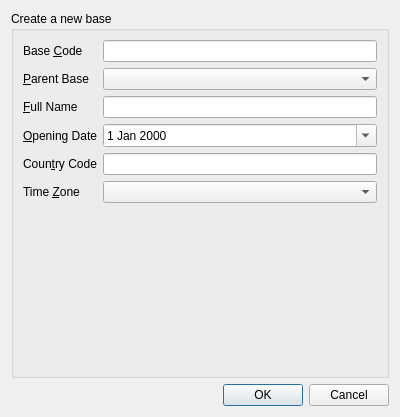
First picture: the form in H3/GUI/QtDesigns/CreateBaseBox.ui, repository MitaineDomise/H3, before the edit.
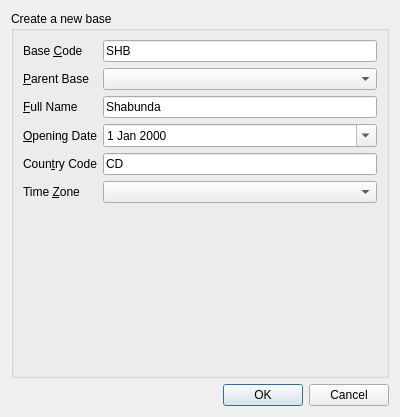
Second picture: the form after the edit.

Commit message: Fixed some bugs, created my first base !!

Diff of the .ui file:
```diff
--- a/H3/GUI/QtDesigns/CreateBaseBox.ui
+++ b/H3/GUI/QtDesigns/CreateBaseBox.ui
@@ -34,7 +34,11 @@
        </widget>
       </item>
       <item row="0" column="1">
-       <widget class="QLineEdit" name="baseCodeLineEdit"/>
+       <widget class="QLineEdit" name="baseCodeLineEdit">
+        <property name="text">
+         <string>SHB</string>
+        </property>
+       </widget>
       </item>
       <item row="1" column="0">
        <widget class="QLabel" name="parentBaseLabel">
@@ -60,7 +64,11 @@
        </widget>
       </item>
       <item row="2" column="1">
-       <widget class="QLineEdit" name="fullNameLineEdit"/>
+       <widget class="QLineEdit" name="fullNameLineEdit">
+        <property name="text">
+         <string>Shabunda</string>
+        </property>
+       </widget>
       </item>
       <item row="3" column="0">
        <widget class="QLabel" name="openingDateLabel">
@@ -94,6 +102,9 @@
         <property name="inputMask">
          <string>&gt;AA; </string>
         </property>
+        <property name="text">
+         <string>CD</string>
+        </property>
        </widget>
       </item>
       <item row="5" column="0">
```
The commit also changes 4 other files.
